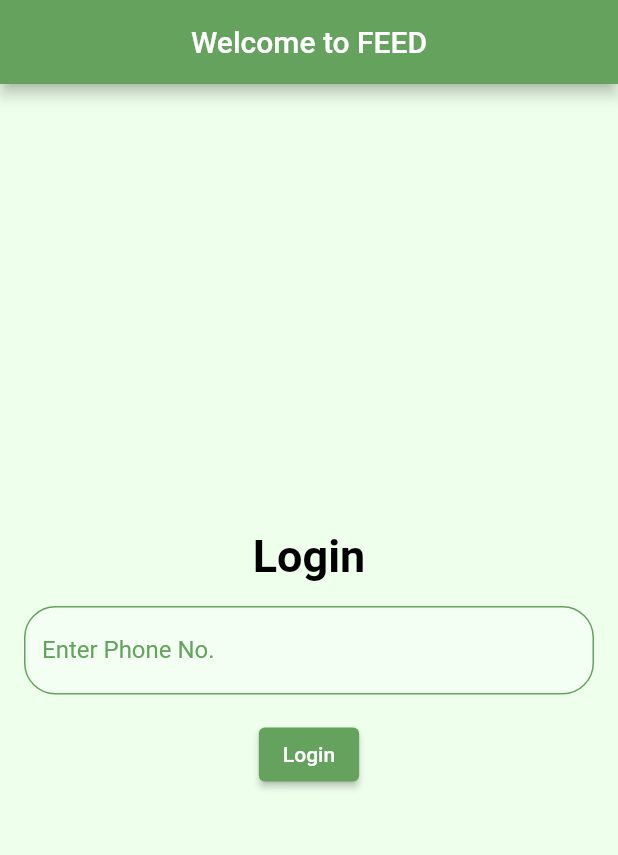
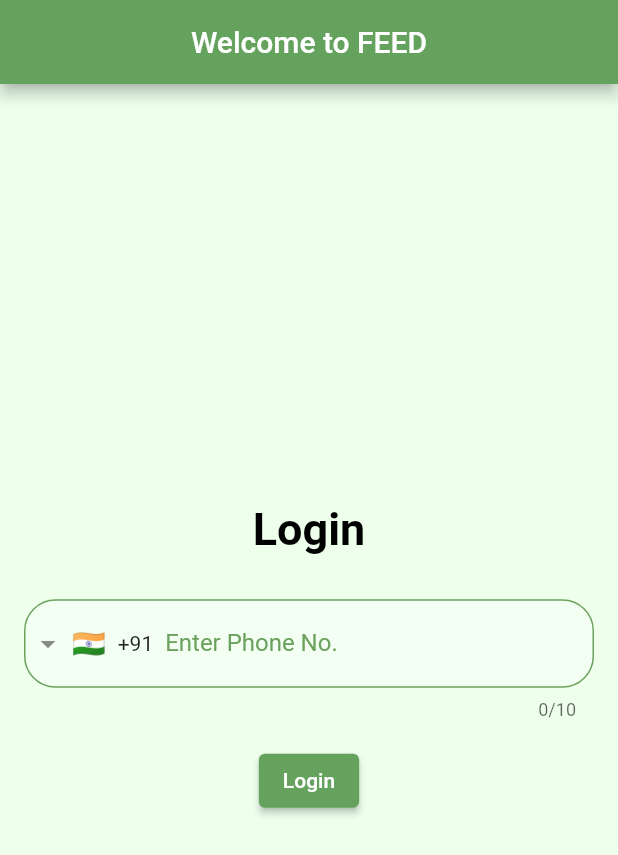
Before and after one commit to melvinjariwala/food_waste_management, a Flutter app: the screen it shows after launch, on a phone screen of 412 x 824 dp. Shown: the top 855 px of the screen. Run offline on Flutter 3.47's test engine with Material 2 defaults, Android fonts, the phone set to English and light mode, and no system bars; drawn by our look-alikes of intl_phone_field; our stand-ins replace firebase_auth, firebase_core, google_maps_flutter, location, pinput; accounts and stored records are empty.

Commit message:
Phone Input Style changed

```diff
--- a/lib/screens/login_screen.dart
+++ b/lib/screens/login_screen.dart
@@ -4,6 +4,7 @@ import 'package:flutter/material.dart';
 import 'package:firebase_core/firebase_core.dart';
 import 'package:food_waste_management/screens/home_screen.dart';
 import 'package:firebase_auth/firebase_auth.dart';
+import 'package:intl_phone_field/intl_phone_field.dart';
 import 'package:pinput/pinput.dart';
 
 enum MobileVerificationState {
@@ -28,6 +29,7 @@ class _login_screenState extends State<login_screen> {
   late String verificationId;
   bool showLoading = false;
   final FirebaseAuth _auth = FirebaseAuth.instance;
+  late String phoneNo;
 
   void signInWithPhoneAuthCredential(
       PhoneAuthCredential phoneAuthCredential) async {
@@ -65,7 +67,7 @@ class _login_screenState extends State<login_screen> {
                 fontSize: 30, fontWeight: FontWeight.bold, color: Colors.black),
           ),
         ),
-        Padding(
+        /*Padding(
           padding: const EdgeInsets.all(8.0),
           child: TextField(
             keyboardType: TextInputType.phone,
@@ -76,17 +78,62 @@ class _login_screenState extends State<login_screen> {
                 enabledBorder: OutlineInputBorder(
                   borderRadius: BorderRadius.all(Radius.circular(21.0)),
                   borderSide:
-                      BorderSide(color: Color.fromARGB(255, 100, 162, 93)),
+                  BorderSide(color: Color.fromARGB(255, 100, 162, 93)),
                 ),
                 focusedBorder: OutlineInputBorder(
                   borderRadius: BorderRadius.all(Radius.circular(21.0)),
                   borderSide:
-                      BorderSide(color: Color.fromARGB(255, 100, 162, 93)),
+                  BorderSide(color: Color.fromARGB(255, 100, 162, 93)),
                 ),
                 labelText: 'Enter Phone No.',
                 labelStyle: TextStyle(color: Color.fromARGB(255, 100, 162, 93)),
                 hintText: '+919876543210',
                 hintStyle: TextStyle(color: Colors.grey)),
+          ),
+        ),*/
+        Padding(
+          padding: const EdgeInsets.fromLTRB(8.0, 21.0, 8.0, 8.0),
+          child: IntlPhoneField(
+            initialCountryCode: 'IN',
+            decoration: const InputDecoration(
+              filled: true,
+              fillColor: Colors.white30,
+              focusColor: Color.fromARGB(255, 108, 162, 93),
+              label: Text(
+                'Enter Phone No.',
+                style: TextStyle(
+                  color: Color.fromARGB(255, 108, 162, 93)
+                ),
+              ),
+              border: OutlineInputBorder(
+                borderRadius: BorderRadius.all(Radius.circular(21.0)),
+                borderSide: BorderSide(
+                  color: Color.fromARGB(255, 100, 162, 93)
+                )
+              ),
+              enabledBorder: OutlineInputBorder(
+                borderRadius: BorderRadius.all(Radius.circular(21.0)),
+                borderSide: BorderSide(
+                  color : Color.fromARGB(255, 108, 162, 93)
+                )
+              ),
+              focusedBorder: OutlineInputBorder(
+                borderRadius: BorderRadius.all(Radius.circular(21.0)),
+                borderSide: BorderSide(
+                  color: Color.fromARGB(255, 108, 162, 93)
+                )
+              )
+            ),
+
+            cursorColor: const Color.fromARGB(255, 108, 162, 93),
+            onChanged: (phone){
+              print(phone.countryCode);
+              print(phone.number);
+              print(phone.completeNumber);
+              print(phone.countryISOCode);
+              phoneNo = phone.completeNumber;
+            },
+
           ),
         ),
         Padding(
@@ -104,7 +151,7 @@ class _login_screenState extends State<login_screen> {
                   });
 
                   await _auth.verifyPhoneNumber(
-                      phoneNumber: phoneController.text,
+                      phoneNumber: phoneNo,
                       verificationCompleted: (phoneAuthCredential) async {
                         setState(() {
                           showLoading = false;
--- a/pubspec.yaml
+++ b/pubspec.yaml
@@ -41,6 +41,7 @@ dependencies:
   flutter_polyline_points : ^1.0.0
   google_maps_flutter : ^2.1.7
   location : ^4.4.0
+  intl_phone_field: ^3.1.0
 
 dev_dependencies:
   flutter_test:
```
Also changed, not shown: pubspec.lock, 1 other file.
